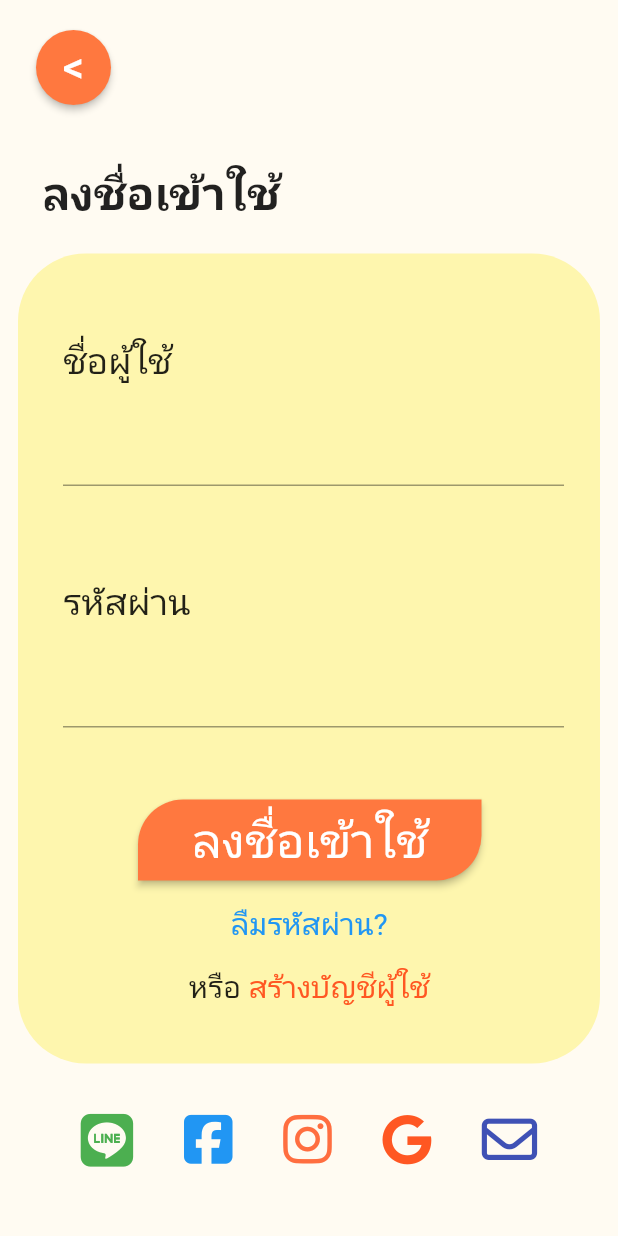
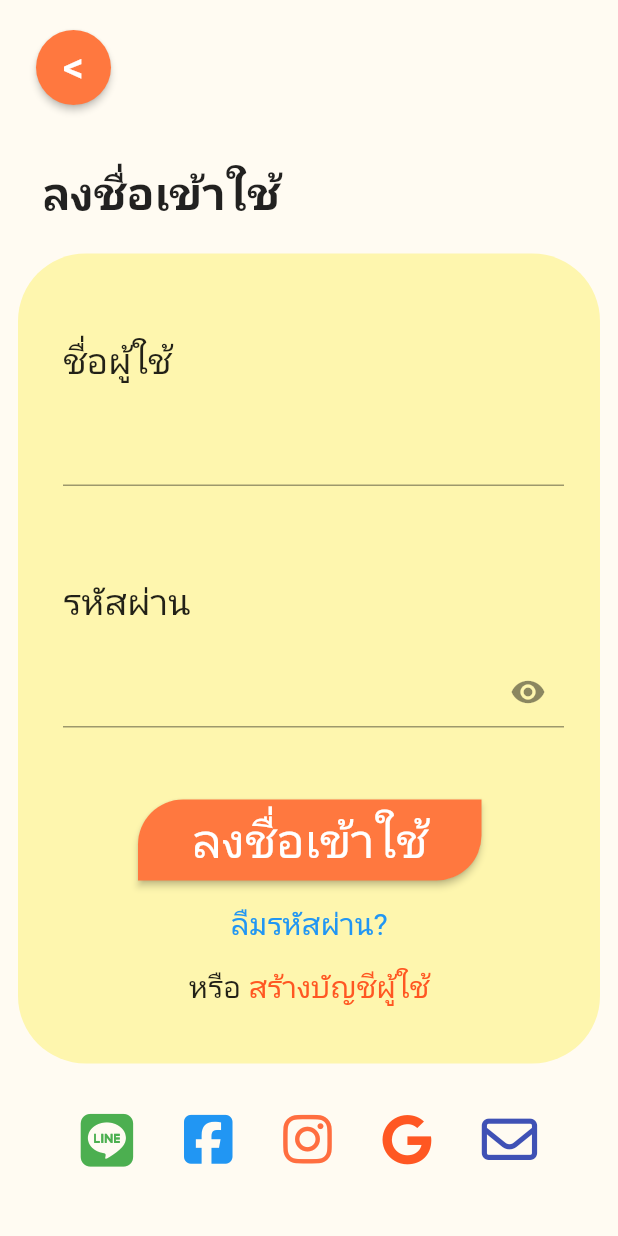
Before and after one commit to AINutritionProject/KinDeeUDee, a Flutter app: the LoginPage screen opened directly, on a phone screen of 412 x 824 dp. Run offline on Flutter 3.47's test engine with Material 2 defaults, Android fonts, the phone set to English and light mode, and no system bars; our stand-ins replace camera, cloud_firestore, csv, dotted_border, firebase_auth, firebase_core and 6 more; accounts and stored records are empty.

Commit message:
add function hint password in login page

```diff
--- a/lib/pages/food_detailed.dart
+++ b/lib/pages/food_detailed.dart
@@ -182,7 +182,7 @@ class FoodDetailPage extends StatelessWidget {
                 ),
                 const TextDataNutrition(),
                 AmountDetailObject(
-                  textAmountOfObj: detail.nutrition,
+                  textAmountOfObj: '${detail.name}\n 1 ส่วน 120 กรัม',
                   colorBox: const Color.fromRGBO(255, 255, 255, 1),
                 ),
                 Padding(
--- a/lib/pages/login.dart
+++ b/lib/pages/login.dart
@@ -20,6 +20,7 @@ class LoginPage extends StatefulWidget {
 }
 
 class _LogInFormState extends State<LogInForm> {
+  bool isObscure = true;
   final _formKey = GlobalKey<FormState>();
   final TextEditingController _usernameController = TextEditingController();
   final TextEditingController _passwordController = TextEditingController();
@@ -76,10 +77,19 @@ class _LogInFormState extends State<LogInForm> {
                 ),
                 child: TextFormField(
                     controller: _passwordController,
-                    obscureText: true,
-                    decoration: const InputDecoration(
-                      border: UnderlineInputBorder(),
-                    ),
+                    obscureText: isObscure,
+                    decoration: InputDecoration(
+                        // this button is used to toggle the password visibility
+                        suffixIcon: IconButton(
+                            icon: Icon(isObscure
+                                ? Icons.visibility
+                                // ignore: dead_code
+                                : Icons.visibility_off),
+                            onPressed: () {
+                              setState(() {
+                                isObscure = !isObscure;
+                              });
+                            })),
                     style: const TextStyle(fontSize: 20))),
             const SizedBox(
               height: 20,
```
